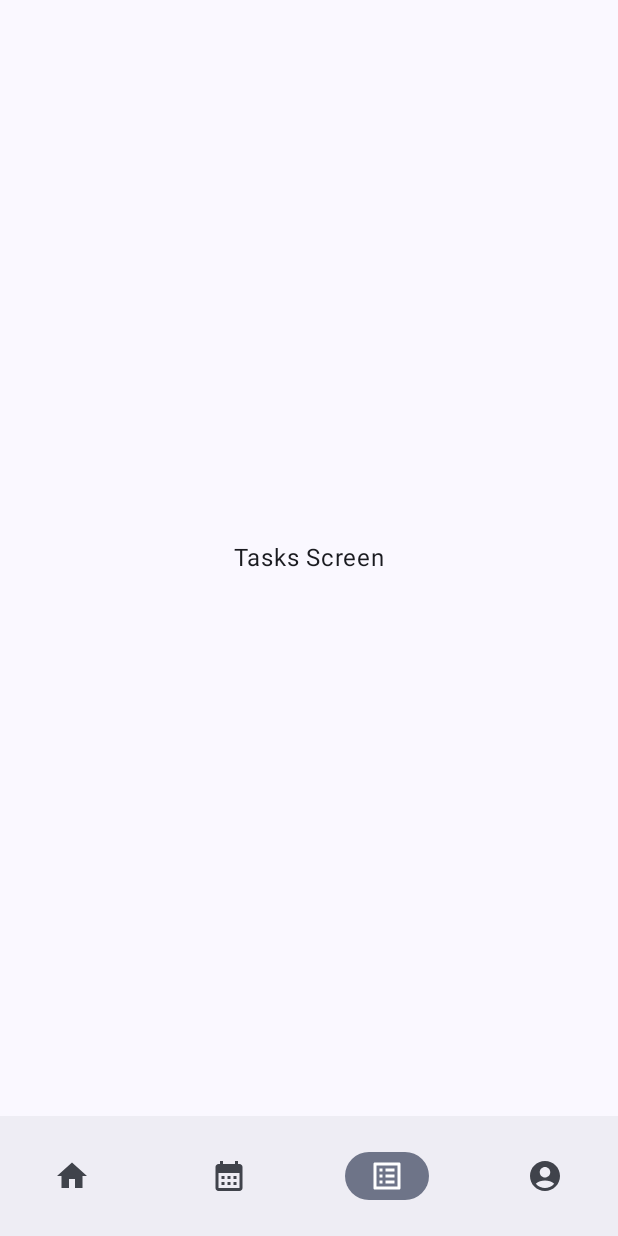
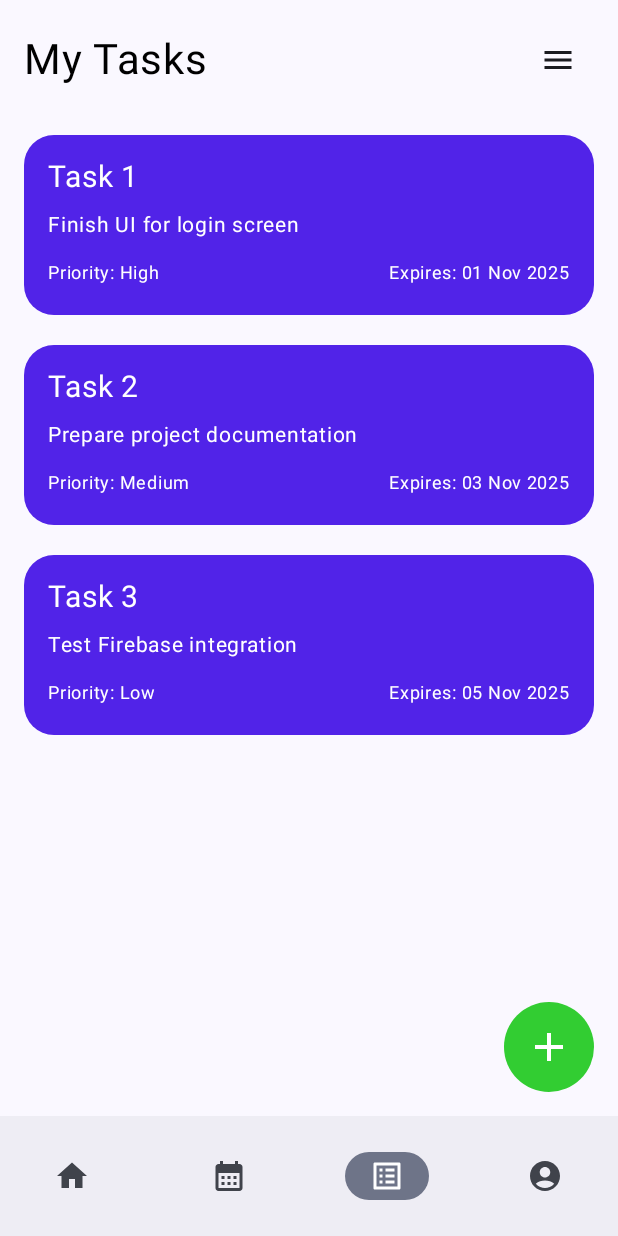
Before and after one commit to thrxxlone/StudyPlanner, an Android app built with Jetpack Compose: the TasksScreen screen opened through its navigation route, on a phone screen of 412 x 824 dp. Run offline under Robolectric (Android 15) with nearby library versions, the phone set to English and light mode, and no system bars; our stand-ins replace Firebase (no records; nobody signed in at launch, a user with empty details on screens opened directly).

Commit message:
Added AddTaskScreen & updated TaskScreen

```diff
--- a/app/build.gradle.kts
+++ b/app/build.gradle.kts
@@ -62,6 +62,7 @@ dependencies {
 
     // Google Sign-In
     implementation("com.google.android.gms:play-services-auth:21.2.0")
+    implementation("androidx.navigation:navigation-compose:2.7.2")
 
     testImplementation(libs.junit)
     androidTestImplementation(libs.androidx.junit)
--- a/app/src/main/java/com/example/studyplanner/navigation/NavGraph.kt
+++ b/app/src/main/java/com/example/studyplanner/navigation/NavGraph.kt
@@ -6,10 +6,12 @@ import androidx.compose.runtime.Composable
 import androidx.compose.runtime.getValue
 import androidx.compose.ui.Modifier
 import androidx.compose.ui.platform.LocalContext
+import androidx.navigation.NavType
 import androidx.navigation.compose.NavHost
 import androidx.navigation.compose.composable
 import androidx.navigation.compose.currentBackStackEntryAsState
 import androidx.navigation.compose.rememberNavController
+import androidx.navigation.navArgument
 import com.example.studyplanner.MainActivity
 import com.example.studyplanner.ui.screens.*
 
@@ -40,7 +42,9 @@ fun AppNavGraph(onScreenView: (String) -> Unit) {
                 onScreenView("LoginScreen")
                 LoginScreen(
                     onLoginSuccess = {
-                        navController.navigate("home") { popUpTo("login") { inclusive = true } }
+                        navController.navigate("home") {
+                            popUpTo("login") { inclusive = true }
+                        }
                     },
                     onNavigateToRegister = {
                         navController.navigate("register")
@@ -70,13 +74,38 @@ fun AppNavGraph(onScreenView: (String) -> Unit) {
 
             composable("tasks") {
                 onScreenView("TasksScreen")
-                TasksScreen(onBack = { navController.navigate("home") })
+                TasksScreen(navController)
             }
 
             composable("profile") {
                 onScreenView("ProfileScreen")
                 ProfileScreen(onBack = { navController.navigate("home") })
             }
+
+            composable("add_task") {
+                onScreenView("AddTaskScreen")
+                AddTaskScreen(navController)
+            }
+
+            // -------------------------------
+            //           TASK DETAIL
+            // -------------------------------
+            composable(
+                route = "task_detail/{taskName}",
+                arguments = listOf(
+                    navArgument("taskName") { type = NavType.StringType }
+                )
+            ) { backStackEntry ->
+
+                val taskName = backStackEntry.arguments?.getString("taskName") ?: "Unknown Task"
+
+                onScreenView("TaskDetailScreen")
+
+                TaskDetailScreen(
+                    navController = navController,
+                    taskName = taskName
+                )
+            }
         }
     }
 }
--- a/app/src/main/java/com/example/studyplanner/ui/screens/TasksScreen.kt
+++ b/app/src/main/java/com/example/studyplanner/ui/screens/TasksScreen.kt
@@ -1,14 +1,123 @@
 package com.example.studyplanner.ui.screens
 
+import androidx.compose.foundation.background
+import androidx.compose.foundation.clickable
 import androidx.compose.foundation.layout.*
-import androidx.compose.material3.Text
+import androidx.compose.foundation.lazy.LazyColumn
+import androidx.compose.foundation.lazy.items
+import androidx.compose.foundation.shape.CircleShape
+import androidx.compose.foundation.shape.RoundedCornerShape
+import androidx.compose.material.icons.Icons
+import androidx.compose.material.icons.filled.Add
+import androidx.compose.material.icons.filled.Menu
+import androidx.compose.material3.*
 import androidx.compose.runtime.Composable
 import androidx.compose.ui.Alignment
 import androidx.compose.ui.Modifier
+import androidx.compose.ui.graphics.Color
+import androidx.compose.ui.unit.dp
+import androidx.compose.ui.unit.sp
+import androidx.navigation.NavController
+
+// Модель завдання для hardcoded даних
+data class Task(
+    val name: String,
+    val description: String,
+    val priority: String,
+    val expiration: String
+)
 
 @Composable
-fun TasksScreen(onBack: () -> Unit) {
-    Box(Modifier.fillMaxSize(), Alignment.Center) {
-        Text("Tasks Screen")
+fun TasksScreen(navController: NavController) {
+
+    // Hardcoded список завдань
+    val tasks = listOf(
+        Task("Task 1", "Finish UI for login screen", "High", "01 Nov 2025"),
+        Task("Task 2", "Prepare project documentation", "Medium", "03 Nov 2025"),
+        Task("Task 3", "Test Firebase integration", "Low", "05 Nov 2025")
+    )
+
+    Box(modifier = Modifier.fillMaxSize()) {
+
+        Column(modifier = Modifier.fillMaxSize()) {
+
+            // Верхній бар
+            Row(
+                modifier = Modifier
+                    .fillMaxWidth()
+                    .padding(16.dp),
+                verticalAlignment = Alignment.CenterVertically,
+                horizontalArrangement = Arrangement.SpaceBetween
+            ) {
+                Text("My Tasks", fontSize = 28.sp, color = Color.Black)
+                IconButton(onClick = {}) {
+                    Icon(Icons.Default.Menu, contentDescription = "menu")
+                }
+            }
+
+            // Список завдань
+            LazyColumn(
+                modifier = Modifier
+                    .fillMaxSize()
+                    .padding(horizontal = 16.dp)
+            ) {
+                items(tasks) { task ->
+                    Box(
+                        modifier = Modifier
+                            .fillMaxWidth()
+                            .height(140.dp)
+                            .padding(vertical = 10.dp)
+                            .background(
+                                color = Color(0xFF5123E8),
+                                shape = RoundedCornerShape(20.dp)
+                            )
+                            .clickable {
+                                // Перехід на деталі завдання
+                                navController.navigate("task_detail/${task}")
+                            }
+                            .padding(16.dp)
+                    ) {
+                        Column(
+                            modifier = Modifier.fillMaxSize(),
+                            verticalArrangement = Arrangement.SpaceBetween
+                        ) {
+                            Text(task.name, fontSize = 20.sp, color = Color.White)
+                            Text(task.description, fontSize = 14.sp, color = Color.White)
+                            Row(
+                                modifier = Modifier.fillMaxWidth(),
+                                horizontalArrangement = Arrangement.SpaceBetween
+                            ) {
+                                Text("Priority: ${task.priority}", color = Color.White, fontSize = 12.sp)
+                                Text("Expires: ${task.expiration}", color = Color.White, fontSize = 12.sp)
+                            }
+                        }
+                    }
+                }
+            }
+        }
+
+        // Плаваюча зелена кнопка "+"
+        Box(
+            modifier = Modifier
+                .align(Alignment.BottomEnd)
+                .padding(16.dp)
+        ) {
+            Box(
+                modifier = Modifier
+                    .size(60.dp)
+                    .background(Color(0xFF32CD32), CircleShape)
+                    .clickable {
+                        navController.navigate("add_task")
+                    },
+                contentAlignment = Alignment.Center
+            ) {
+                Icon(
+                    Icons.Default.Add,
+                    contentDescription = "Add",
+                    tint = Color.White,
+                    modifier = Modifier.size(32.dp)
+                )
+            }
+        }
     }
 }
```
